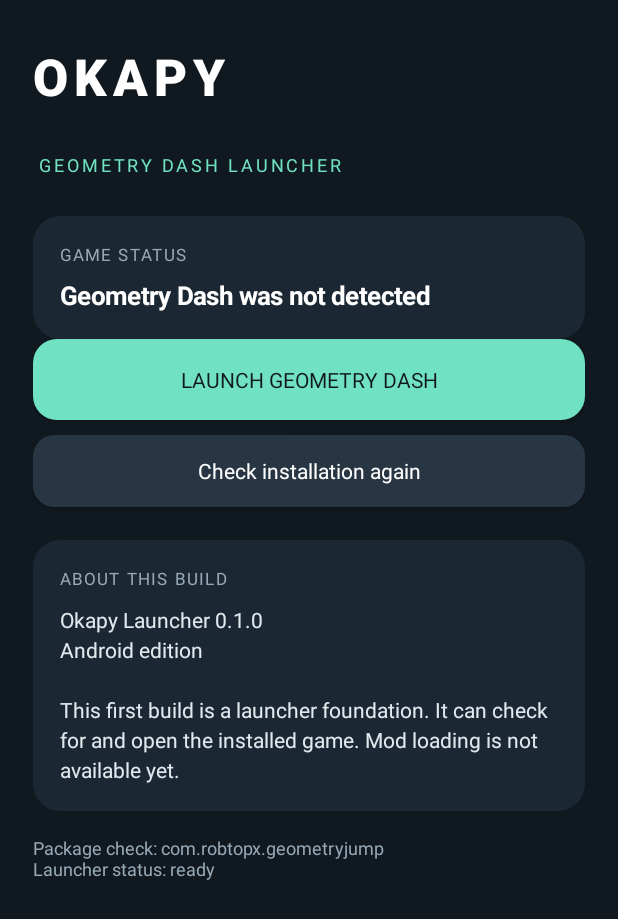
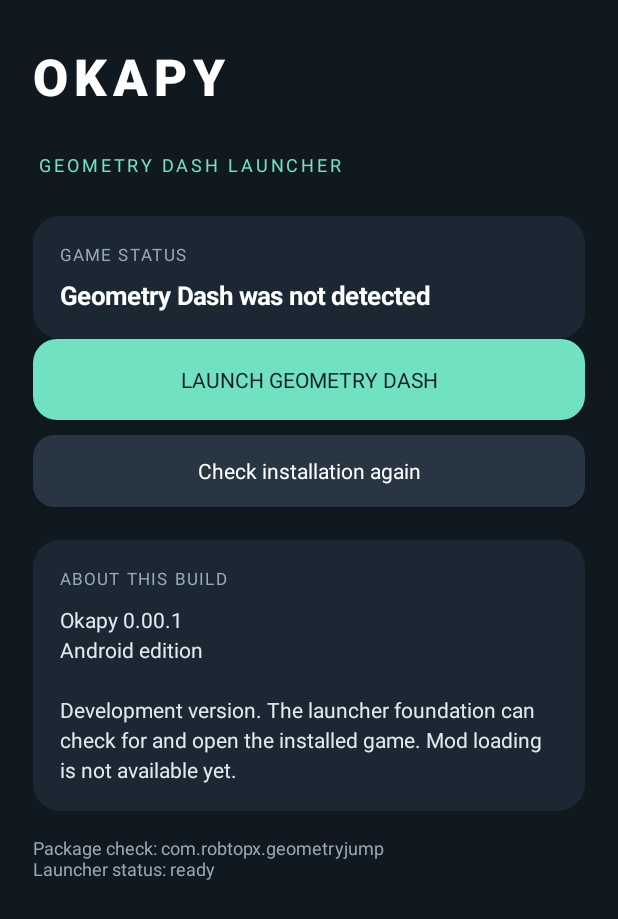
Before and after one commit to daviluccaff34-sys/Okapy, an Android app: the screen it shows after launch (MainActivity), on a phone screen of 412 x 824 dp. Shown: the top 919 px of the screen. Run offline under Robolectric (Android 15) with nearby library versions, the phone set to English and light mode, and no system bars.

Commit message:
Fix displayed development version to 0.00.1

```diff
--- a/launcher/android/app/src/main/java/com/okapy/launcher/MainActivity.kt
+++ b/launcher/android/app/src/main/java/com/okapy/launcher/MainActivity.kt
@@ -7,8 +7,6 @@ import android.graphics.Color
 import android.graphics.Typeface
 import android.graphics.drawable.GradientDrawable
 import android.os.Bundle
-import android.view.Gravity
-import android.view.View
 import android.widget.Button
 import android.widget.LinearLayout
 import android.widget.ScrollView
@@ -109,7 +107,7 @@ class MainActivity : Activity() {
         }
         infoCard.addView(infoTitle)
         val info = TextView(this).apply {
-            text = "Okapy Launcher 0.1.0\nAndroid edition\n\nThis first build is a launcher foundation. It can check for and open the installed game. Mod loading is not available yet."
+            text = "Okapy 0.00.1\nAndroid edition\n\nDevelopment version. The launcher foundation can check for and open the installed game. Mod loading is not available yet."
             textSize = 14f
             setTextColor(Color.rgb(225, 233, 238))
             setLineSpacing(dp(4).toFloat(), 1f)
```
